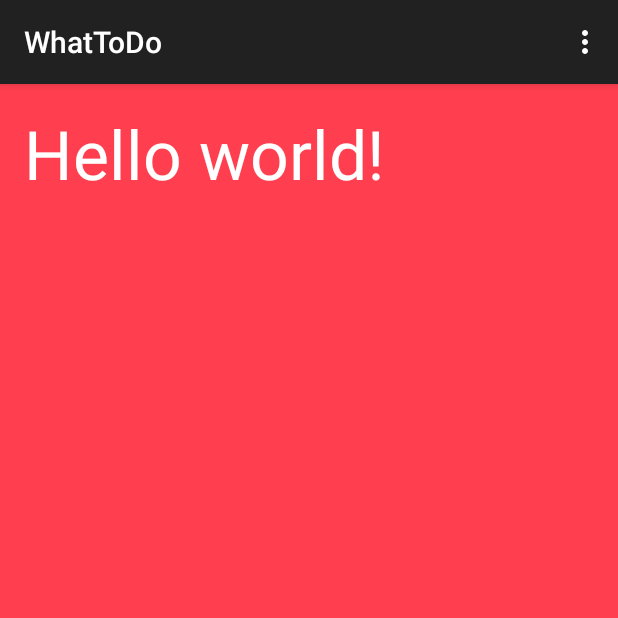
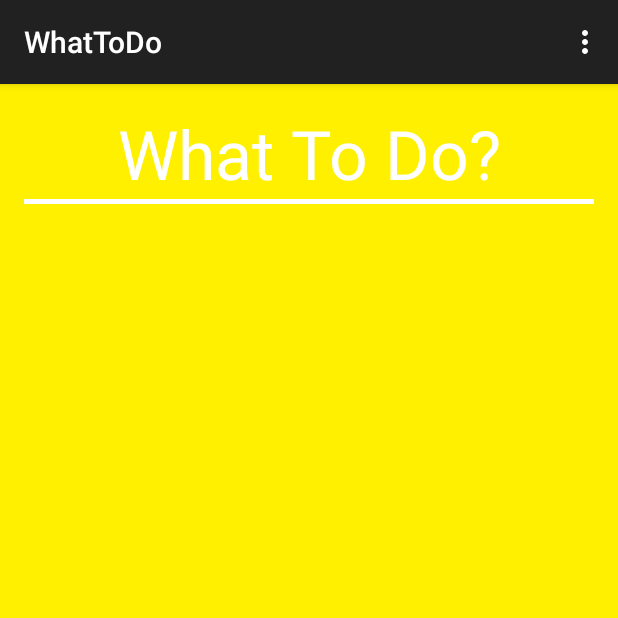
Before and after one commit to EmelieHedqvist/WhatToDo, an Android app: the screen it shows after launch (MainActivity), on a phone screen of 412 x 824 dp, the top half of it. Run offline under Robolectric (Android 15) with nearby library versions, the phone set to English and light mode, and no system bars.

Commit message:
Put up the text What To Do? on the startView and a line under that.

```diff
--- a/app/src/main/res/layout/activity_main.xml
+++ b/app/src/main/res/layout/activity_main.xml
@@ -4,12 +4,21 @@
     android:paddingRight="@dimen/activity_horizontal_margin"
     android:paddingTop="@dimen/activity_vertical_margin"
     android:paddingBottom="@dimen/activity_vertical_margin" tools:context=".MainActivity"
-    android:background="#FF3F4F">
+    android:background="@color/background">
 
-    <TextView android:text="@string/hello_world" android:layout_width="wrap_content"
+    <TextView android:text="@string/wtd" android:layout_width="match_parent"
         android:layout_height="wrap_content"
-        android:gravity="center_vertical"
+        android:gravity="center"
         android:textSize="45sp"
-        android:textColor="#FFFFFF" />
+        android:textColor="#FFFFFF"
+        android:id="@+id/wtd"/>
+
+
+    <View
+
+        android:layout_width="fill_parent"
+        android:layout_height="3dp"
+        android:layout_below="@+id/wtd"
+        android:background="@android:color/white"/>
 
 </RelativeLayout>
--- /dev/null
+++ b/app/src/main/res/values/color.xml
@@ -0,0 +1,4 @@
+<?xml version="1.0" encoding="utf-8"?>
+<resources>
+    <color name="background">#FFF000</color>
+</resources>
--- a/app/src/main/res/values/strings.xml
+++ b/app/src/main/res/values/strings.xml
@@ -1,6 +1,6 @@
 <resources>
     <string name="app_name">WhatToDo</string>
+    <string name="wtd">What To Do?</string>
+    <string name="action_settings">Settings</string>
 
-    <string name="hello_world">Hello world!</string>
-    <string name="action_settings">Settings</string>
 </resources>
```
Also changed, not shown: 2 other files.
